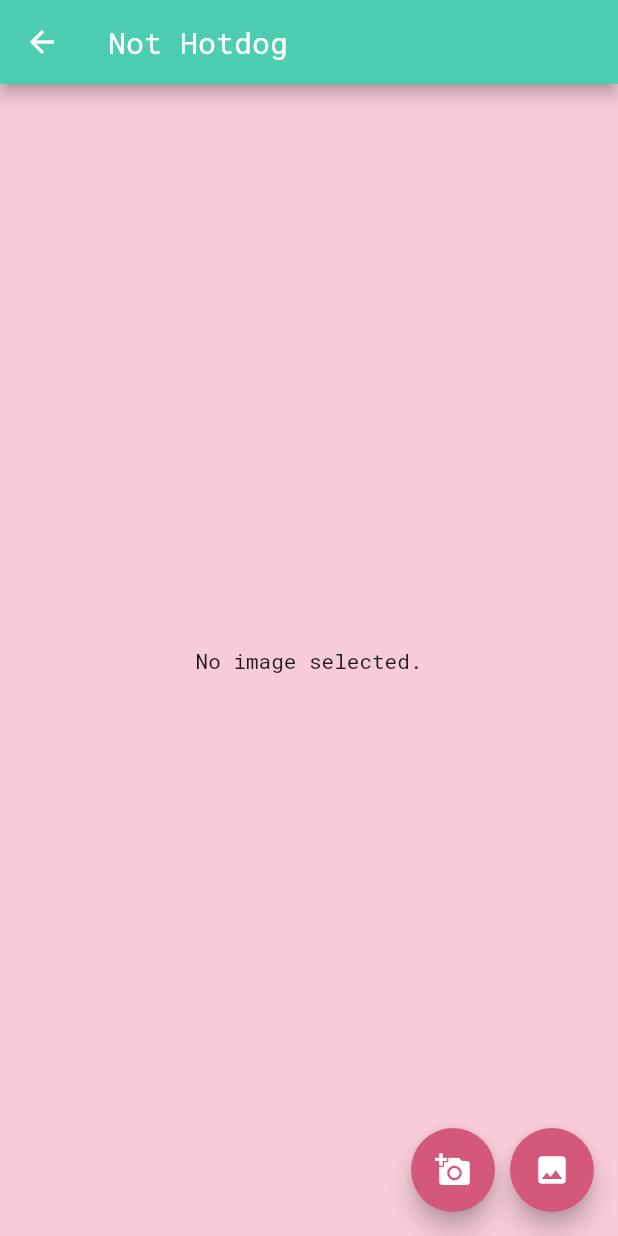
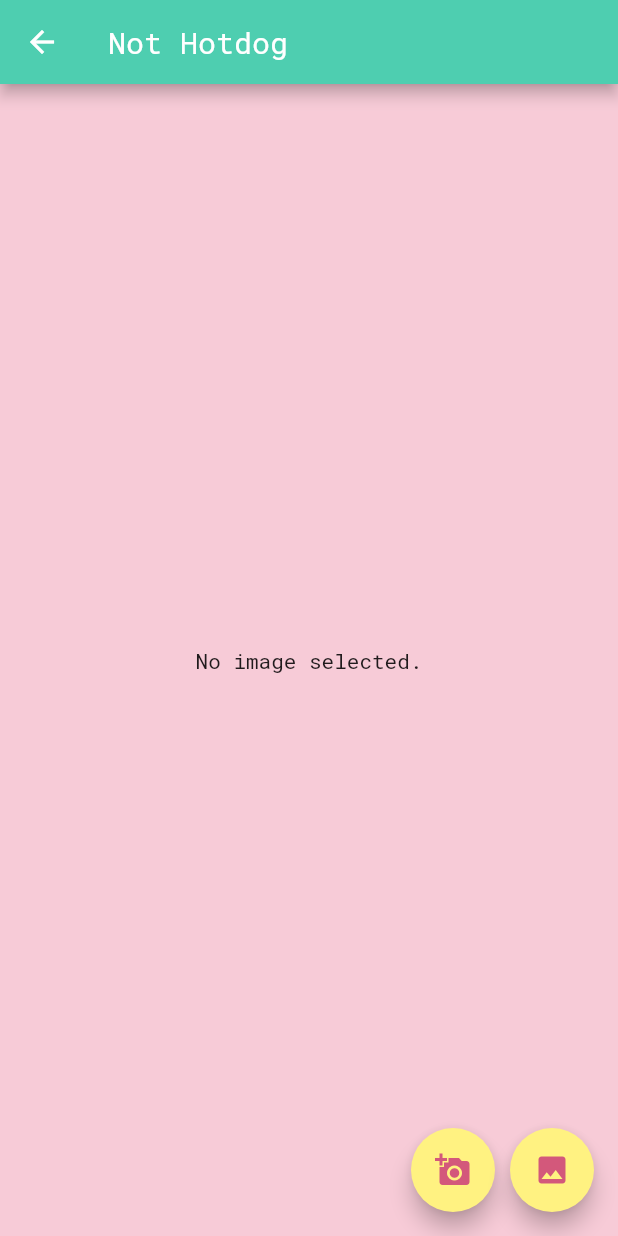
Before and after one commit to jordanmcadoo/devfest-flutter, a Flutter app: the NotHotdog screen opened directly, on a phone screen of 412 x 824 dp. Run offline on Flutter 3.47's test engine with Material 2 defaults, Android fonts, the phone set to English and light mode, and no system bars; our stand-ins replace image_picker; missing offline and left inert: tflite.

Commit message:
changed button colors

```diff
--- a/witch_app/lib/custom_theme.dart
+++ b/witch_app/lib/custom_theme.dart
@@ -87,4 +87,18 @@ class CustomColors {
     900: const Color(0xFFB72D4B)
   };
   static const int _lightPinkPrimaryValue = 0xFFF7CBD7;
+
+  static const Map<int, Color> lightYellow = const <int, Color> {
+    50: const Color(0xFFFFFDF0),
+    100: const Color(0xFFFFFBD9),
+    200: const Color(0xFFFFF9C0),
+    300: const Color(0xFFFFF6A7),
+    400: const Color(0xFFFFF494),
+    500: const Color(_lightYellowPrimaryValue),
+    600: const Color(0xFFFFF079),
+    700: const Color(0xFFFFEE6E),
+    800: const Color(0xFFFFEC64),
+    900: const Color(0xFFFFE851)
+  };
+  static const int _lightYellowPrimaryValue = 0xFFFFF281;
 }
--- a/witch_app/lib/not_hotdog.dart
+++ b/witch_app/lib/not_hotdog.dart
@@ -127,6 +127,8 @@ class _NotHotdogState extends State<NotHotdog> {
               onPressed: () { getImage(ImageLocation.camera); },
               tooltip: 'Pick Image',
               child: Icon(Icons.add_a_photo),
+              backgroundColor: Theme.CustomColors.lightYellow[500],
+              foregroundColor: Theme.CustomColors.darkPink[500],
             ),
             new Container(
               width: 10.0,
@@ -136,6 +138,8 @@ class _NotHotdogState extends State<NotHotdog> {
               onPressed: () { getImage(ImageLocation.gallery); },
               tooltip: 'Pick Image',
               child: Icon(Icons.insert_photo),
+              backgroundColor: Theme.CustomColors.lightYellow[500],
+              foregroundColor: Theme.CustomColors.darkPink[500],
             ),
           ],
         )
```
